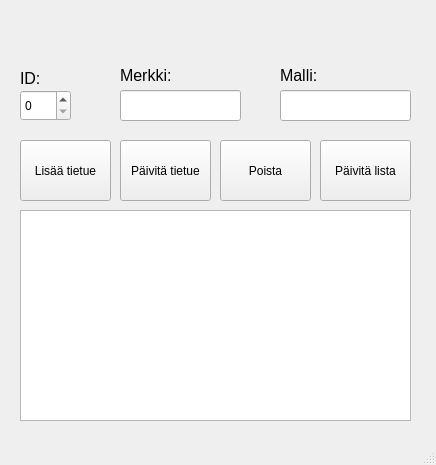
SniffErikeepper/Ohjelmointiprojekti-overdue, file frontend/overdue/mainwindow.ui: the form before one commit.
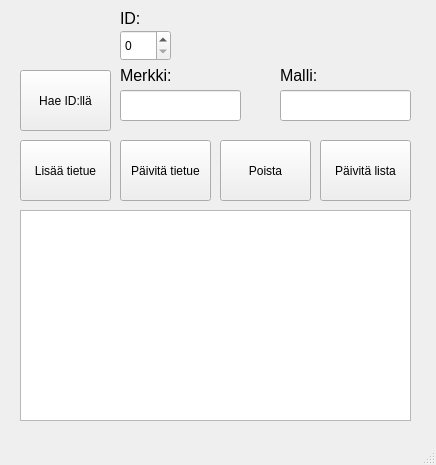
The form after the commit.

```diff
--- a/frontend/overdue/mainwindow.ui
+++ b/frontend/overdue/mainwindow.ui
@@ -79,8 +79,8 @@
    <widget class="QSpinBox" name="idCar">
     <property name="geometry">
      <rect>
-      <x>20</x>
-      <y>90</y>
+      <x>120</x>
+      <y>30</y>
       <width>51</width>
       <height>31</height>
      </rect>
@@ -145,8 +145,8 @@
    <widget class="QLabel" name="id">
     <property name="geometry">
      <rect>
-      <x>20</x>
-      <y>70</y>
+      <x>120</x>
+      <y>10</y>
       <width>49</width>
       <height>16</height>
      </rect>
@@ -160,6 +160,19 @@
      <string>ID:</string>
     </property>
    </widget>
+   <widget class="QPushButton" name="getid">
+    <property name="geometry">
+     <rect>
+      <x>20</x>
+      <y>70</y>
+      <width>91</width>
+      <height>61</height>
+     </rect>
+    </property>
+    <property name="text">
+     <string>Hae ID:llä</string>
+    </property>
+   </widget>
   </widget>
   <widget class="QMenuBar" name="menubar">
    <property name="geometry">
```
Left out of the diff: 8 changed lines with no effect on the pictures.
